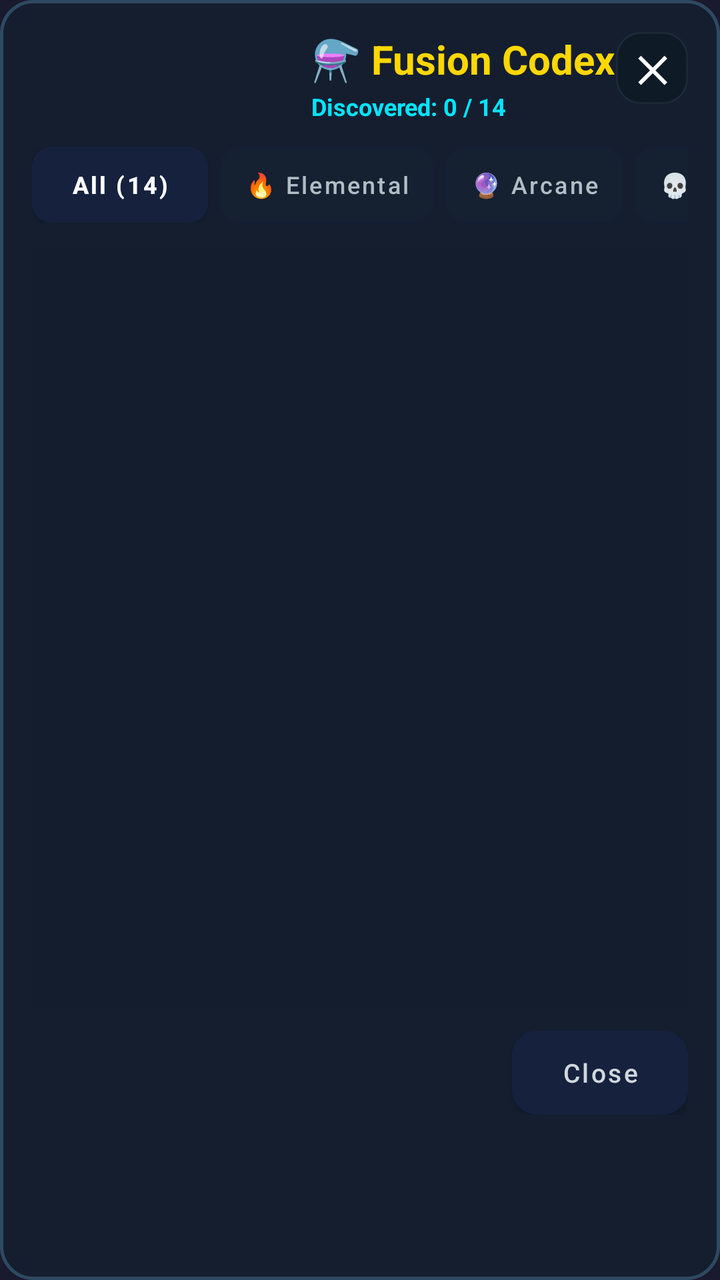
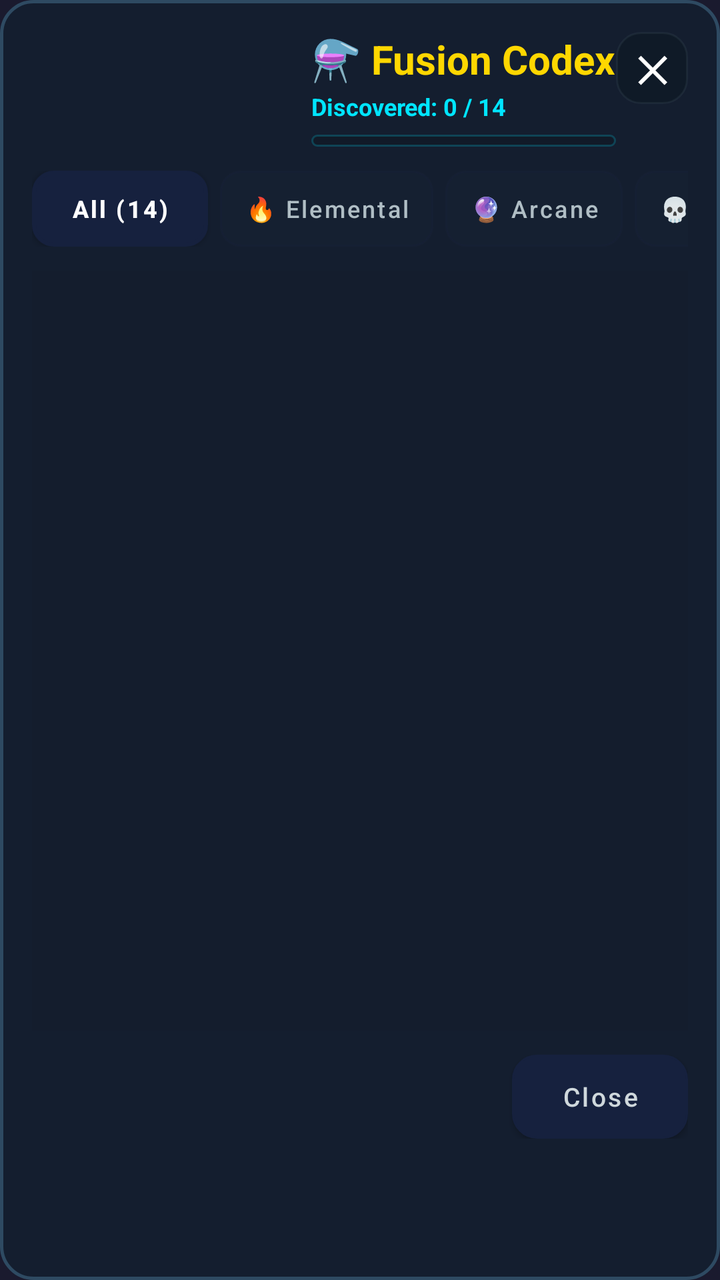

Two renders of the same Android screen: before a commit and after it. Below are the layout's source before the change and the commit's diff.
<!-- AndroidManifest.xml: application theme Theme.MyApp -->
<!-- res/layout/dialog_fusion_codex.xml -->
<?xml version="1.0" encoding="utf-8"?>
<LinearLayout xmlns:android="http://schemas.android.com/apk/res/android"
    android:layout_width="match_parent"
    android:layout_height="wrap_content"
    android:orientation="vertical"
    android:background="@drawable/bg_card_glass"
    android:padding="16dp">

    
    <RelativeLayout
        android:layout_width="match_parent"
        android:layout_height="wrap_content">

        <LinearLayout
            android:layout_width="wrap_content"
            android:layout_height="wrap_content"
            android:orientation="vertical"
            android:layout_toStartOf="@id/btn_codex_close">

            <TextView
                android:id="@+id/text_codex_title"
                android:layout_width="wrap_content"
                android:layout_height="wrap_content"
                android:text="⚗️ Fusion Codex"
                android:textColor="@color/gold"
                android:textSize="20sp"
                android:textStyle="bold" />

            <TextView
                android:id="@+id/text_codex_progress"
                android:layout_width="wrap_content"
                android:layout_height="wrap_content"
                android:text="Discovered: 0 / 14"
                android:textColor="#00E5FF"
                android:textSize="12sp"
                android:textStyle="bold"
                android:layout_marginTop="2dp" />
        </LinearLayout>

        <TextView
            android:id="@+id/btn_codex_close"
            android:layout_width="36dp"
            android:layout_height="36dp"
            android:layout_alignParentEnd="true"
            android:background="@drawable/bg_hud_chip"
            android:gravity="center"
            android:text="✕"
            android:textColor="@color/white"
            android:textSize="18sp"
            android:textStyle="bold" />
    </RelativeLayout>

    
    <HorizontalScrollView
        android:layout_width="match_parent"
        android:layout_height="wrap_content"
        android:scrollbars="none"
        android:layout_marginTop="12dp">

        <LinearLayout
            android:layout_width="wrap_content"
            android:layout_height="wrap_content"
            android:orientation="horizontal">

            <Button
                android:id="@+id/tab_all"
                android:layout_width="wrap_content"
                android:layout_height="38dp"
                android:background="@drawable/bg_tab_active"
                android:text="All (14)"
                android:textColor="@color/white"
                android:textSize="12sp"
                android:textStyle="bold"
                android:textAllCaps="false"
                android:paddingHorizontal="12dp" />

            <Button
                android:id="@+id/tab_elemental"
                android:layout_width="wrap_content"
                android:layout_height="38dp"
                android:layout_marginStart="6dp"
                android:background="@drawable/bg_tab_inactive"
                android:text="🔥 Elemental"
                android:textColor="#B0BEC5"
                android:textSize="12sp"
                android:textAllCaps="false"
                android:paddingHorizontal="12dp" />

            <Button
                android:id="@+id/tab_arcane"
                android:layout_width="wrap_content"
                android:layout_height="38dp"
                android:layout_marginStart="6dp"
                android:background="@drawable/bg_tab_inactive"
                android:text="🔮 Arcane"
                android:textColor="#B0BEC5"
                android:textSize="12sp"
                android:textAllCaps="false"
                android:paddingHorizontal="12dp" />

            <Button
                android:id="@+id/tab_dark"
                android:layout_width="wrap_content"
                android:layout_height="38dp"
                android:layout_marginStart="6dp"
                android:background="@drawable/bg_tab_inactive"
                android:text="💀 Dark Arts"
                android:textColor="#B0BEC5"
                android:textSize="12sp"
                android:textAllCaps="false"
                android:paddingHorizontal="12dp" />

            <Button
                android:id="@+id/tab_siege"
                android:layout_width="wrap_content"
                android:layout_height="38dp"
                android:layout_marginStart="6dp"
                android:background="@drawable/bg_tab_inactive"
                android:text="💣 Siege"
                android:textColor="#B0BEC5"
                android:textSize="12sp"
                android:textAllCaps="false"
                android:paddingHorizontal="12dp" />
        </LinearLayout>
    </HorizontalScrollView>

    
    <ScrollView
        android:layout_width="match_parent"
        android:layout_height="380dp"
        android:layout_marginTop="12dp"
        android:background="#20101824"
        android:padding="8dp">

        <LinearLayout
            android:id="@+id/codex_content_container"
            android:layout_width="match_parent"
            android:layout_height="wrap_content"
            android:orientation="vertical" />
    </ScrollView>

    
    <LinearLayout
        android:layout_width="match_parent"
        android:layout_height="wrap_content"
        android:layout_marginTop="12dp"
        android:gravity="end">

        <Button
            android:id="@+id/btn_codex_dismiss"
            android:layout_width="wrap_content"
            android:layout_height="42dp"
            android:background="@drawable/bg_btn_action"
            android:text="Close"
            android:textColor="#CFD8DC"
            android:textSize="13sp"
            android:textAllCaps="false"
            android:paddingHorizontal="20dp" />
    </LinearLayout>

</LinearLayout>
<!-- resources referenced by this layout -->
<resources>
  <color name="gold">#FFFFD700</color>
  <color name="white">#FFFFFFFF</color>
  <!-- drawable bg_btn_action (drawable) -->
  ﻿<?xml version="1.0" encoding="utf-8"?>
  <ripple xmlns:android="http://schemas.android.com/apk/res/android"
      android:color="@color/ripple_light">
      <item>
          <shape android:shape="rectangle">
              <solid android:color="@color/btn_card_bg" />
              <corners android:radius="12dp" />
              <stroke android:width="1dp" android:color="@color/btn_card_border" />
          </shape>
      </item>
  </ripple>
  <!-- drawable bg_card_glass (drawable) -->
  ﻿<?xml version="1.0" encoding="utf-8"?>
  <shape xmlns:android="http://schemas.android.com/apk/res/android"
      android:shape="rectangle">
      <solid android:color="@color/surface_glass" />
      <corners android:radius="16dp" />
      <stroke android:width="1.5dp" android:color="@color/surface_glass_border" />
  </shape>
  <!-- drawable bg_hud_chip (drawable) -->
  ﻿<?xml version="1.0" encoding="utf-8"?>
  <shape xmlns:android="http://schemas.android.com/apk/res/android"
      android:shape="rectangle">
      <solid android:color="@color/hud_chip_bg" />
      <corners android:radius="12dp" />
      <stroke android:width="1dp" android:color="@color/hud_chip_border" />
  </shape>
  <!-- drawable bg_tab_active (drawable) -->
  ﻿<?xml version="1.0" encoding="utf-8"?>
  <shape xmlns:android="http://schemas.android.com/apk/res/android"
      android:shape="rectangle">
      <gradient
          android:angle="270"
          android:startColor="@color/btn_primary"
          android:endColor="@color/btn_primary_dark" />
      <corners android:radius="10dp" />
  </shape>
  <!-- drawable bg_tab_inactive (drawable) -->
  ﻿<?xml version="1.0" encoding="utf-8"?>
  <ripple xmlns:android="http://schemas.android.com/apk/res/android"
      android:color="@color/ripple_light">
      <item>
          <shape android:shape="rectangle">
              <solid android:color="#20FFFFFF" />
              <corners android:radius="10dp" />
              <stroke android:width="1dp" android:color="#33FFFFFF" />
          </shape>
      </item>
  </ripple>
  <style name="Theme.MyApp" parent="Theme.MaterialComponents.DayNight.NoActionBar">
          <item name="colorPrimary">@color/bg_header</item>
          <item name="colorPrimaryVariant">@color/bg_dark</item>
          <item name="colorOnPrimary">@color/gold</item>
          <item name="colorSecondary">@color/gold</item>
          <item name="colorSecondaryVariant">@color/gold</item>
          <item name="colorOnSecondary">@color/bg_dark</item>
          <item name="android:statusBarColor">@color/bg_header</item>
          <item name="android:navigationBarColor">@color/bg_dark</item>
          <item name="android:windowBackground">@color/bg_dark</item>
      </style>
  <color name="ripple_light">#33FFFFFF</color>
  <color name="btn_card_bg">#202C3F</color>
  <color name="btn_card_border">#3B4E68</color>
  <color name="surface_glass">#EE141F30</color>
  <color name="surface_glass_border">#2E4A62</color>
  <color name="hud_chip_bg">#D90F1A26</color>
  <color name="hud_chip_border">#33455A64</color>
  <color name="btn_primary">#FF9800</color>
  <color name="btn_primary_dark">#E65100</color>
  <color name="bg_header">#FF16213E</color>
  <color name="bg_dark">#FF1A1A2E</color>
</resources>

<!-- the commit's change to res/layout/dialog_fusion_codex.xml (unified diff, before → after) -->
@@ -35,6 +35,16 @@
                 android:textSize="12sp"
                 android:textStyle="bold"
                 android:layout_marginTop="2dp" />
+
+            <ProgressBar
+                android:id="@+id/progress_codex_discovery"
+                style="?android:attr/progressBarStyleHorizontal"
+                android:layout_width="match_parent"
+                android:layout_height="6dp"
+                android:layout_marginTop="6dp"
+                android:max="14"
+                android:progress="0"
+                android:progressDrawable="@drawable/bg_progress_gradient" />
         </LinearLayout>
 
         <TextView
<!-- resource entries referenced after the edit -->
@@ -30,15 +30,38 @@
       <corners android:radius="12dp" />
       <stroke android:width="1dp" android:color="@color/hud_chip_border" />
   </shape>
+  <!-- drawable bg_progress_gradient (drawable) -->
+  <?xml version="1.0" encoding="utf-8"?>
+  <layer-list xmlns:android="http://schemas.android.com/apk/res/android">
+      <item android:id="@android:id/background">
+          <shape>
+              <corners android:radius="4dp" />
+              <solid android:color="#26000000" />
+              <stroke android:width="1dp" android:color="#3300E5FF" />
+          </shape>
+      </item>
+      <item android:id="@android:id/progress">
+          <clip>
+              <shape>
+                  <corners android:radius="4dp" />
+                  <gradient
+                      android:startColor="#00E5FF"
+                      android:endColor="#69F0AE"
+                      android:angle="0" />
+              </shape>
+          </clip>
+      </item>
+  </layer-list>
   <!-- drawable bg_tab_active (drawable) -->
-  ﻿<?xml version="1.0" encoding="utf-8"?>
+  <?xml version="1.0" encoding="utf-8"?>
   <shape xmlns:android="http://schemas.android.com/apk/res/android"
       android:shape="rectangle">
       <gradient
           android:angle="270"
-          android:startColor="@color/btn_primary"
-          android:endColor="@color/btn_primary_dark" />
+          android:startColor="#FFA000"
+          android:endColor="#E65100" />
       <corners android:radius="10dp" />
+      <stroke android:width="2dp" android:color="#FFE082" />
   </shape>
   <!-- drawable bg_tab_inactive (drawable) -->
   ﻿<?xml version="1.0" encoding="utf-8"?>
@@ -70,8 +93,6 @@
   <color name="surface_glass_border">#2E4A62</color>
   <color name="hud_chip_bg">#D90F1A26</color>
   <color name="hud_chip_border">#33455A64</color>
-  <color name="btn_primary">#FF9800</color>
-  <color name="btn_primary_dark">#E65100</color>
   <color name="bg_header">#FF16213E</color>
   <color name="bg_dark">#FF1A1A2E</color>
 </resources>
